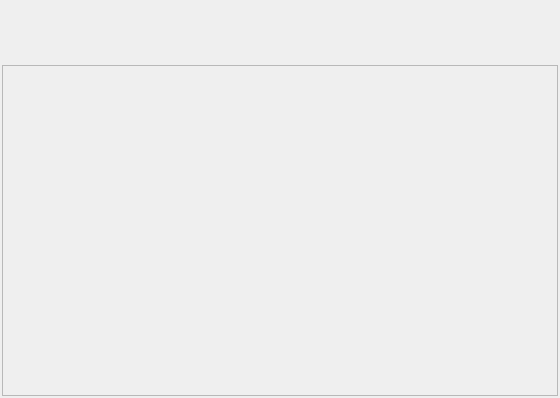
First picture: the form in cleaner/cleanlistwidget.ui, repository UbuntuKylin/youker-assistant, before the edit.
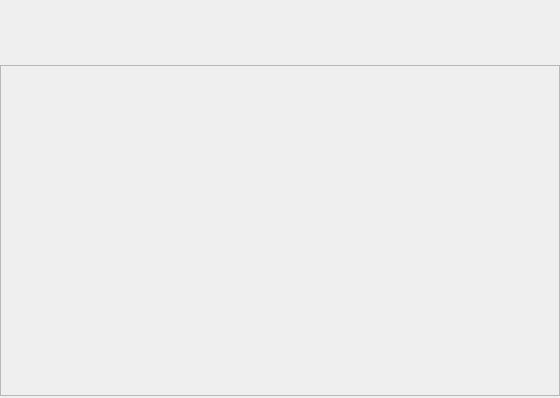
Second picture: the form after the edit.

What changed in the file:
```diff
--- a/cleaner/cleanlistwidget.ui
+++ b/cleaner/cleanlistwidget.ui
@@ -16,9 +16,9 @@
   <widget class="QScrollArea" name="scrollArea">
    <property name="geometry">
     <rect>
-     <x>2</x>
+     <x>0</x>
      <y>65</y>
-     <width>556</width>
+     <width>560</width>
      <height>331</height>
     </rect>
    </property>
@@ -30,7 +30,7 @@
      <rect>
       <x>0</x>
       <y>0</y>
-      <width>554</width>
+      <width>558</width>
       <height>329</height>
      </rect>
     </property>
@@ -39,9 +39,9 @@
   <widget class="QWidget" name="widget_1" native="true">
    <property name="geometry">
     <rect>
-     <x>2</x>
+     <x>0</x>
      <y>32</y>
-     <width>556</width>
+     <width>560</width>
      <height>33</height>
     </rect>
    </property>
```
